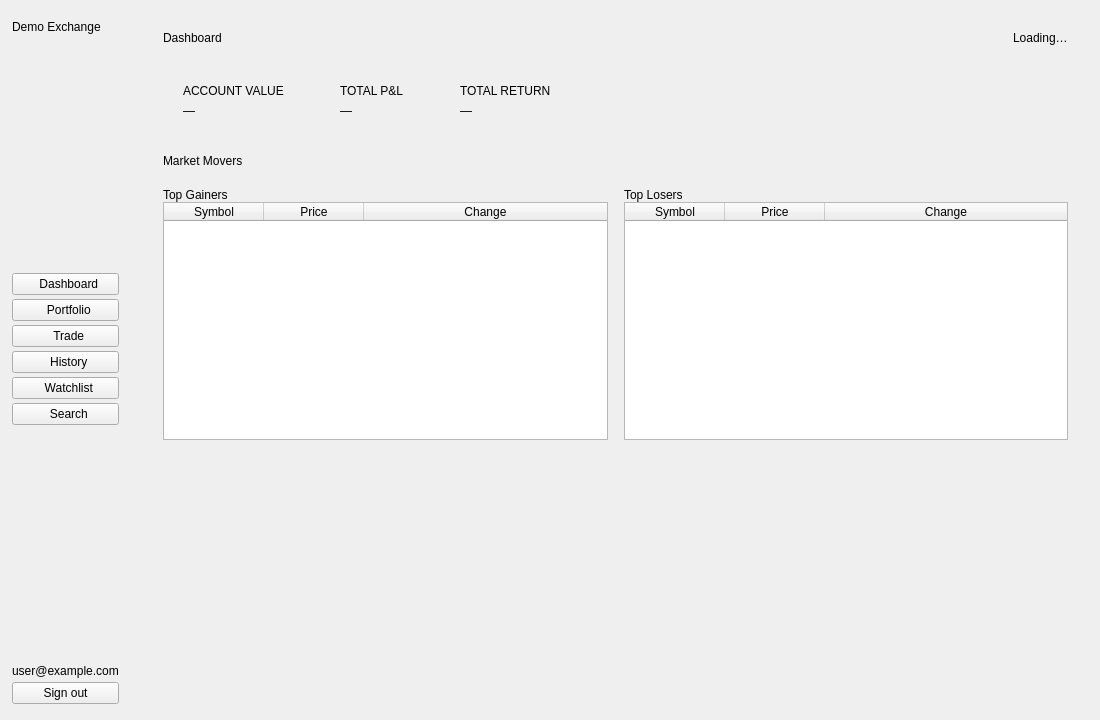
Above: ui/dashboard.ui from eliran-ovadia/demo-exchange-desktop before the change. Below: the same form after it.
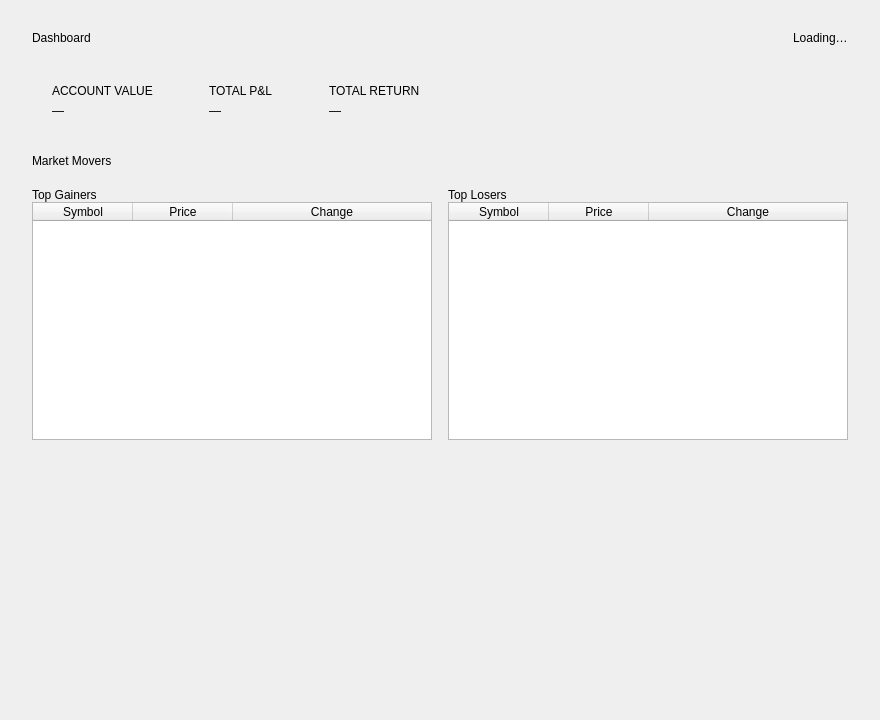
That is the form after the change.

Commit message:
1. Implemented portfolio page 2. moved to a single QMainWindow architecture, every tab will be represented by a QWidget inside a QStackWidget that lives in the main window 3. Implemented tabs: Trade, History, Watchlist, Search
THIS IS A VERY EARLY STAGE IN DEVELOPMENT, WE HAVE A LOT OF BUGS AND DESIGN CHALLENGES TO WORK ON

Patch:
```diff
--- a/ui/dashboard.ui
+++ b/ui/dashboard.ui
@@ -1,186 +1,10 @@
 <?xml version="1.0" encoding="UTF-8"?>
 <ui version="4.0">
- <class>DashboardWindow</class>
- <widget class="QMainWindow" name="DashboardWindow">
+ <class>DashboardPage</class>
+ <widget class="QWidget" name="DashboardPage">
   <property name="geometry">
-   <rect>
-    <x>0</x>
-    <y>0</y>
-    <width>1100</width>
-    <height>720</height>
-   </rect>
+   <rect><x>0</x><y>0</y><width>880</width><height>720</height></rect>
   </property>
-  <property name="minimumSize">
-   <size>
-    <width>900</width>
-    <height>600</height>
-   </size>
-  </property>
-  <property name="windowTitle">
-   <string>Demo Exchange</string>
-  </property>
-  <widget class="QWidget" name="centralwidget">
-   <layout class="QHBoxLayout" name="mainLayout">
-    <property name="spacing">
-     <number>0</number>
-    </property>
-    <property name="leftMargin"><number>0</number></property>
-    <property name="topMargin"><number>0</number></property>
-    <property name="rightMargin"><number>0</number></property>
-    <property name="bottomMargin"><number>0</number></property>
-
-    <!-- ── Sidebar ─────────────────────────────── -->
-    <item>
-     <widget class="QFrame" name="sidebar">
-      <property name="objectName">
-       <string>sidebar</string>
-      </property>
-      <property name="minimumWidth">
-       <number>200</number>
-      </property>
-      <property name="maximumWidth">
-       <number>200</number>
-      </property>
-      <layout class="QVBoxLayout" name="sidebarLayout">
-       <property name="spacing">
-        <number>4</number>
-       </property>
-       <property name="leftMargin"><number>12</number></property>
-       <property name="topMargin"><number>20</number></property>
-       <property name="rightMargin"><number>12</number></property>
-       <property name="bottomMargin"><number>16</number></property>
-
-       <item>
-        <widget class="QLabel" name="sidebarLogoLabel">
-         <property name="objectName">
-          <string>sidebarLogo</string>
-         </property>
-         <property name="text">
-          <string>Demo Exchange</string>
-         </property>
-        </widget>
-       </item>
-
-       <item>
-        <spacer name="spacerLogoDiv">
-         <property name="orientation">
-          <enum>Qt::Vertical</enum>
-         </property>
-         <property name="sizeHint" stdset="0">
-          <size><width>20</width><height>12</height></size>
-         </property>
-        </spacer>
-       </item>
-
-       <item>
-        <widget class="QPushButton" name="navDashboard">
-         <property name="objectName">
-          <string>navItemActive</string>
-         </property>
-         <property name="text">
-          <string>  Dashboard</string>
-         </property>
-        </widget>
-       </item>
-
-       <item>
-        <widget class="QPushButton" name="navPortfolio">
-         <property name="objectName">
-          <string>navItem</string>
-         </property>
-         <property name="text">
-          <string>  Portfolio</string>
-         </property>
-        </widget>
-       </item>
-
-       <item>
-        <widget class="QPushButton" name="navTrade">
-         <property name="objectName">
-          <string>navItem</string>
-         </property>
-         <property name="text">
-          <string>  Trade</string>
-         </property>
-        </widget>
-       </item>
-
-       <item>
-        <widget class="QPushButton" name="navHistory">
-         <property name="objectName">
-          <string>navItem</string>
-         </property>
-         <property name="text">
-          <string>  History</string>
-         </property>
-        </widget>
-       </item>
-
-       <item>
-        <widget class="QPushButton" name="navWatchlist">
-         <property name="objectName">
-          <string>navItem</string>
-         </property>
-         <property name="text">
-          <string>  Watchlist</string>
-         </property>
-        </widget>
-       </item>
-
-       <item>
-        <widget class="QPushButton" name="navSearch">
-         <property name="objectName">
-          <string>navItem</string>
-         </property>
-         <property name="text">
-          <string>  Search</string>
-         </property>
-        </widget>
-       </item>
-
-       <item>
-        <spacer name="spacerNavBottom">
-         <property name="orientation">
-          <enum>Qt::Vertical</enum>
-         </property>
-         <property name="sizeType">
-          <enum>QSizePolicy::Expanding</enum>
-         </property>
-         <property name="sizeHint" stdset="0">
-          <size><width>20</width><height>40</height></size>
-         </property>
-        </spacer>
-       </item>
-
-       <item>
-        <widget class="QLabel" name="sidebarUserLabel">
-         <property name="objectName">
-          <string>sidebarUser</string>
-         </property>
-         <property name="text">
-          <string>user@example.com</string>
-         </property>
-        </widget>
-       </item>
-
-       <item>
-        <widget class="QPushButton" name="logoutButton">
-         <property name="objectName">
-          <string>btnGhost</string>
-         </property>
-         <property name="text">
-          <string>Sign out</string>
-         </property>
-        </widget>
-       </item>
-
-      </layout>
-     </widget>
-    </item>
-
-    <!-- ── Content area ───────────────────────── -->
-    <item>
-     <widget class="QWidget" name="contentArea">
       <layout class="QVBoxLayout" name="contentLayout">
        <property name="spacing">
         <number>20</number>
@@ -235,17 +59,13 @@
 
          <item>
           <widget class="QFrame" name="accountValueCard">
-           <property name="objectName">
-            <string>statCard</string>
-           </property>
-           <layout class="QVBoxLayout" name="accountValueLayout">
+       <property name="objectName"><string>statCard</string></property>
+       <layout class="QVBoxLayout" name="avLayout">
             <property name="leftMargin"><number>20</number></property>
             <property name="topMargin"><number>16</number></property>
             <property name="rightMargin"><number>20</number></property>
             <property name="bottomMargin"><number>16</number></property>
-            <property name="spacing">
-             <number>6</number>
-            </property>
+        <property name="spacing"><number>6</number></property>
             <item>
              <widget class="QLabel" name="accountValueTitle">
               <property name="objectName">
@@ -402,36 +222,16 @@
             </item>
             <item>
              <widget class="QTableWidget" name="gainersTable">
-              <property name="columnCount">
-               <number>3</number>
-              </property>
-              <property name="rowCount">
-               <number>0</number>
-              </property>
-              <property name="editTriggers">
-               <set>QAbstractItemView::NoEditTriggers</set>
-              </property>
-              <property name="selectionBehavior">
-               <enum>QAbstractItemView::SelectRows</enum>
-              </property>
-              <property name="showGrid">
-               <bool>false</bool>
-              </property>
-              <property name="sortingEnabled">
-               <bool>true</bool>
-              </property>
-              <attribute name="horizontalHeaderStretchLastSection">
-               <bool>true</bool>
-              </attribute>
-              <column>
-               <property name="text"><string>Symbol</string></property>
-              </column>
-              <column>
-               <property name="text"><string>Price</string></property>
-              </column>
-              <column>
-               <property name="text"><string>Change</string></property>
-              </column>
+          <property name="columnCount"><number>3</number></property>
+          <property name="rowCount"><number>0</number></property>
+          <property name="editTriggers"><set>QAbstractItemView::NoEditTriggers</set></property>
+          <property name="selectionBehavior"><enum>QAbstractItemView::SelectRows</enum></property>
+          <property name="showGrid"><bool>false</bool></property>
+          <property name="sortingEnabled"><bool>true</bool></property>
+          <attribute name="horizontalHeaderStretchLastSection"><bool>true</bool></attribute>
+          <column><property name="text"><string>Symbol</string></property></column>
+          <column><property name="text"><string>Price</string></property></column>
+          <column><property name="text"><string>Change</string></property></column>
              </widget>
             </item>
            </layout>
@@ -463,36 +263,16 @@
             </item>
             <item>
              <widget class="QTableWidget" name="losersTable">
-              <property name="columnCount">
-               <number>3</number>
-              </property>
-              <property name="rowCount">
-               <number>0</number>
-              </property>
-              <property name="editTriggers">
-               <set>QAbstractItemView::NoEditTriggers</set>
-              </property>
-              <property name="selectionBehavior">
-               <enum>QAbstractItemView::SelectRows</enum>
-              </property>
-              <property name="showGrid">
-               <bool>false</bool>
-              </property>
-              <property name="sortingEnabled">
-               <bool>true</bool>
-              </property>
-              <attribute name="horizontalHeaderStretchLastSection">
-               <bool>true</bool>
-              </attribute>
-              <column>
-               <property name="text"><string>Symbol</string></property>
-              </column>
-              <column>
-               <property name="text"><string>Price</string></property>
-              </column>
-              <column>
-               <property name="text"><string>Change</string></property>
-              </column>
+          <property name="columnCount"><number>3</number></property>
+          <property name="rowCount"><number>0</number></property>
+          <property name="editTriggers"><set>QAbstractItemView::NoEditTriggers</set></property>
+          <property name="selectionBehavior"><enum>QAbstractItemView::SelectRows</enum></property>
+          <property name="showGrid"><bool>false</bool></property>
+          <property name="sortingEnabled"><bool>true</bool></property>
+          <attribute name="horizontalHeaderStretchLastSection"><bool>true</bool></attribute>
+          <column><property name="text"><string>Symbol</string></property></column>
+          <column><property name="text"><string>Price</string></property></column>
+          <column><property name="text"><string>Change</string></property></column>
              </widget>
             </item>
            </layout>
@@ -514,11 +294,6 @@
        </item>
 
       </layout>
-     </widget>
-    </item>
-
-   </layout>
-  </widget>
  </widget>
  <resources/>
  <connections/>
```
Left out of the diff: 171 changed lines with no effect on the pictures. Lines whose indentation alone changed are shown as unchanged. The commit also changes 20 other files.
